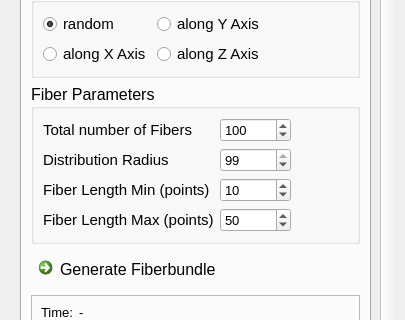
Above: Modules/Bundles/org.mitk.gui.qt.diffusionimaging/src/internal/QmitkFiberBundleDeveloperViewControls.ui from MITK/MITK before the change; both pictures show x 0 to 405 and y 114 to 434 of the 405 by 753 pixel window. Below: the same form after it.
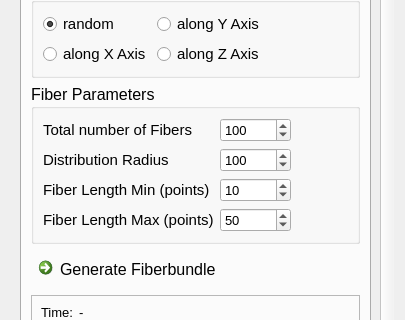
That is the form after the change.

```diff
--- a/Modules/Bundles/org.mitk.gui.qt.diffusionimaging/src/internal/QmitkFiberBundleDeveloperViewControls.ui
+++ b/Modules/Bundles/org.mitk.gui.qt.diffusionimaging/src/internal/QmitkFiberBundleDeveloperViewControls.ui
@@ -121,8 +121,11 @@
                   <pointsize>10</pointsize>
                  </font>
                 </property>
+                <property name="maximum">
+                 <number>9999</number>
+                </property>
                 <property name="value">
-                 <number>99</number>
+                 <number>100</number>
                 </property>
                </widget>
               </item>
```
Left out of the diff: 6 changed lines with no effect on the pictures.
